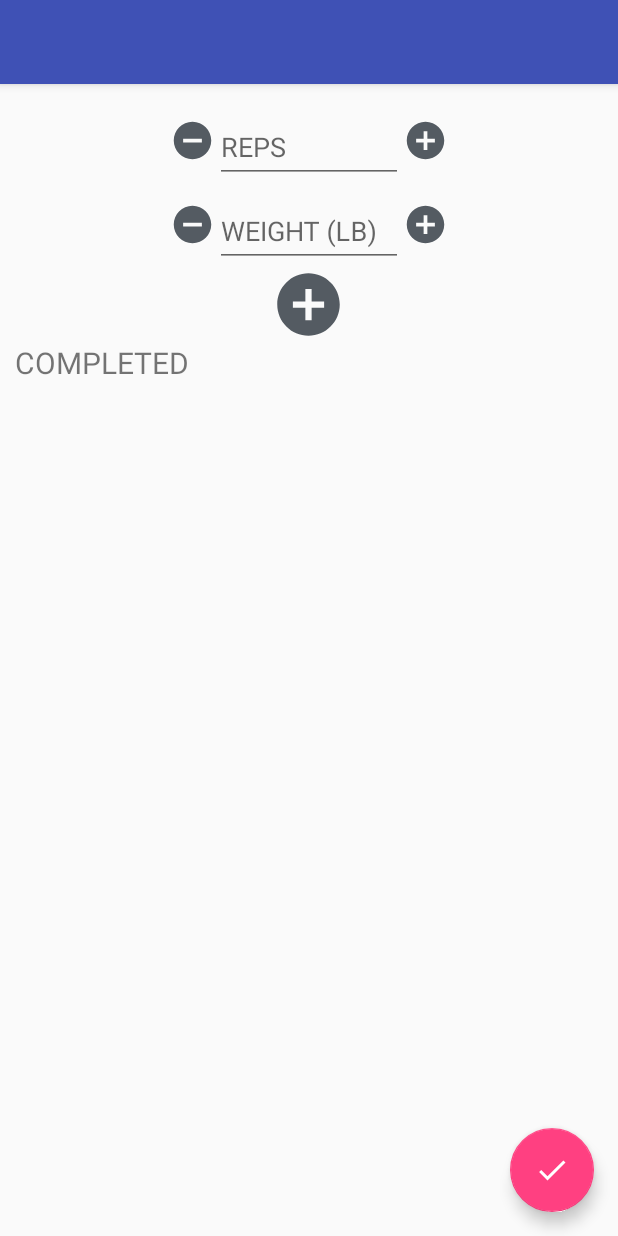
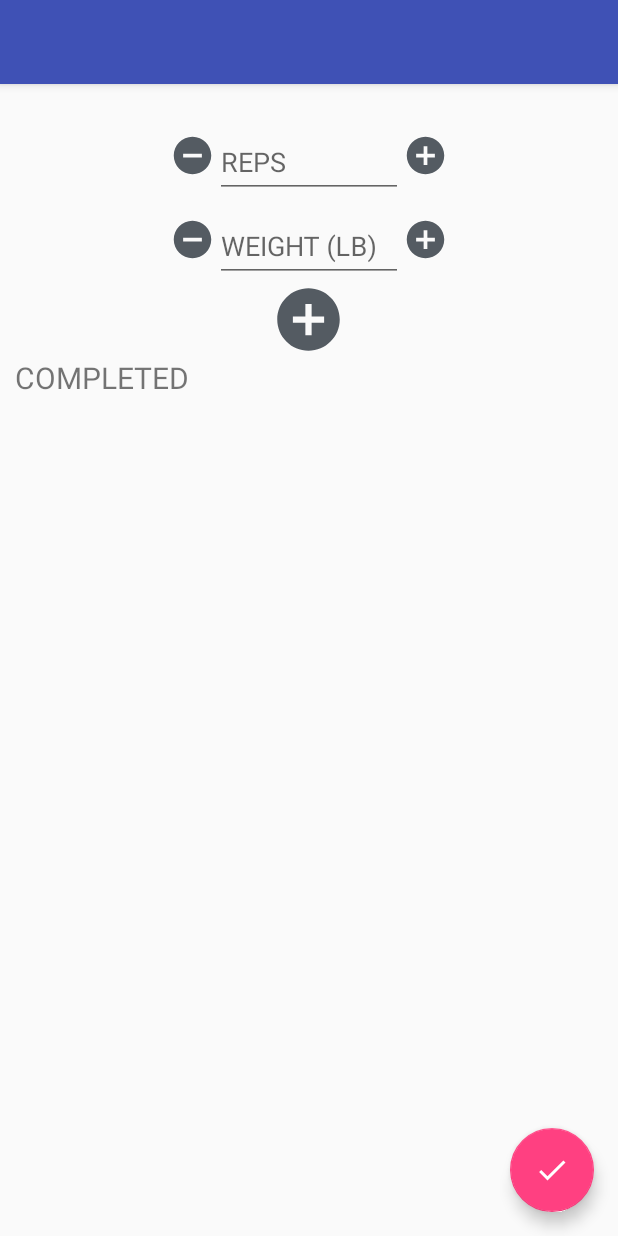
Before and after one commit to cesar93683/Simple-Workout-Log, an Android app: the ExerciseFragment screen opened directly, with no data from a screen before it, on a phone screen of 412 x 824 dp. Run offline under Robolectric (Android 15) with nearby library versions, the phone set to English and light mode, and no system bars; our stand-ins replace data binding; 1 statement that could not run was skipped.

Commit message:
changed relativelayouts to constraint

```diff
--- a/app/build.gradle
+++ b/app/build.gradle
@@ -41,6 +41,7 @@ dependencies {
     implementation 'com.google.android.material:material:1.0.0'
     implementation 'com.google.code.gson:gson:2.8.5'
     implementation 'com.getbase:floatingactionbutton:1.10.1'
+    implementation 'androidx.vectordrawable:vectordrawable:1.0.1'
     testImplementation 'androidx.test:core:1.2.0'
     testImplementation 'junit:junit:4.12'
     testImplementation 'org.hamcrest:hamcrest-junit:2.0.0.0'
--- a/app/src/main/res/layout/dialog_input.xml
+++ b/app/src/main/res/layout/dialog_input.xml
@@ -4,7 +4,7 @@
   <data>
 
   </data>
-  <RelativeLayout
+  <FrameLayout
     android:layout_width="match_parent"
     android:layout_height="wrap_content">
 
@@ -24,5 +24,5 @@
         android:maxLength="32"/>
     </com.google.android.material.textfield.TextInputLayout>
 
-  </RelativeLayout>
+  </FrameLayout>
 </layout>
--- a/app/src/main/res/layout/fragment_exercise.xml
+++ b/app/src/main/res/layout/fragment_exercise.xml
@@ -1,20 +1,26 @@
 <?xml version="1.0" encoding="utf-8"?>
-<layout xmlns:android="http://schemas.android.com/apk/res/android"
+<layout
+  xmlns:android="http://schemas.android.com/apk/res/android"
   xmlns:app="http://schemas.android.com/apk/res-auto">
   <data>
 
   </data>
-  <RelativeLayout
+  <androidx.constraintlayout.widget.ConstraintLayout
+    android:paddingTop="20dp"
     android:layout_width="match_parent"
     android:layout_height="match_parent"
     android:focusableInTouchMode="true"
-    android:orientation="vertical">
+    android:orientation="vertical"
+    app:layout_constraintTop_toTopOf="parent">
 
     <LinearLayout
-      android:layout_width="match_parent"
-      android:layout_height="match_parent"
-      android:layout_marginTop="10dp"
-      android:orientation="vertical">
+      android:layout_width="0dp"
+      android:layout_height="0dp"
+      android:orientation="vertical"
+      app:layout_constraintBottom_toBottomOf="parent"
+      app:layout_constraintEnd_toEndOf="parent"
+      app:layout_constraintStart_toStartOf="parent"
+      app:layout_constraintTop_toTopOf="parent">
 
       <LinearLayout
         android:layout_width="wrap_content"
@@ -53,12 +59,10 @@
       android:layout_width="wrap_content"
       android:layout_height="wrap_content"
       android:layout_margin="@dimen/fab_margin"
-      android:layout_alignParentBottom="true"
-      android:layout_alignParentEnd="true"
-      android:layout_alignParentRight="true"
-      android:layout_gravity="bottom|end"
       android:tint="@color/white"
+      app:layout_constraintBottom_toBottomOf="parent"
+      app:layout_constraintEnd_toEndOf="parent"
       app:srcCompat="@drawable/ic_check_black_24dp"/>
 
-  </RelativeLayout>
+  </androidx.constraintlayout.widget.ConstraintLayout>
 </layout>
```
Also changed, not shown: app/src/main/res/layout/activity_main.xml (+14 -7 lines), app/src/main/res/layout/fragment_select.xml (+10 -8 lines), app/src/main/res/layout/fragment_select_multiple_fab.xml (+15 -10 lines), app/src/main/res/layout/fragment_select_with_filter.xml (+13 -10 lines), app/src/main/res/layout/history_list_item.xml (+10 -9 lines).
